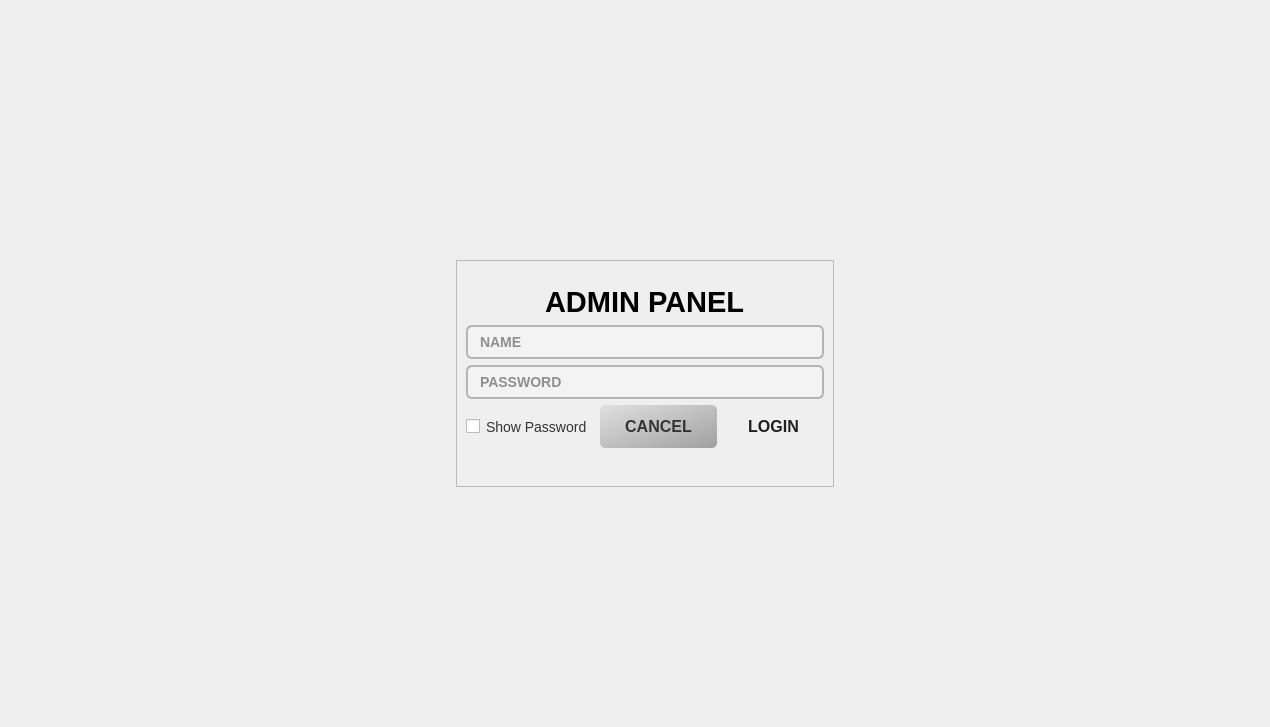
Qt form admin.ui (MegaMineDSS/LuxeMine) before a commit.
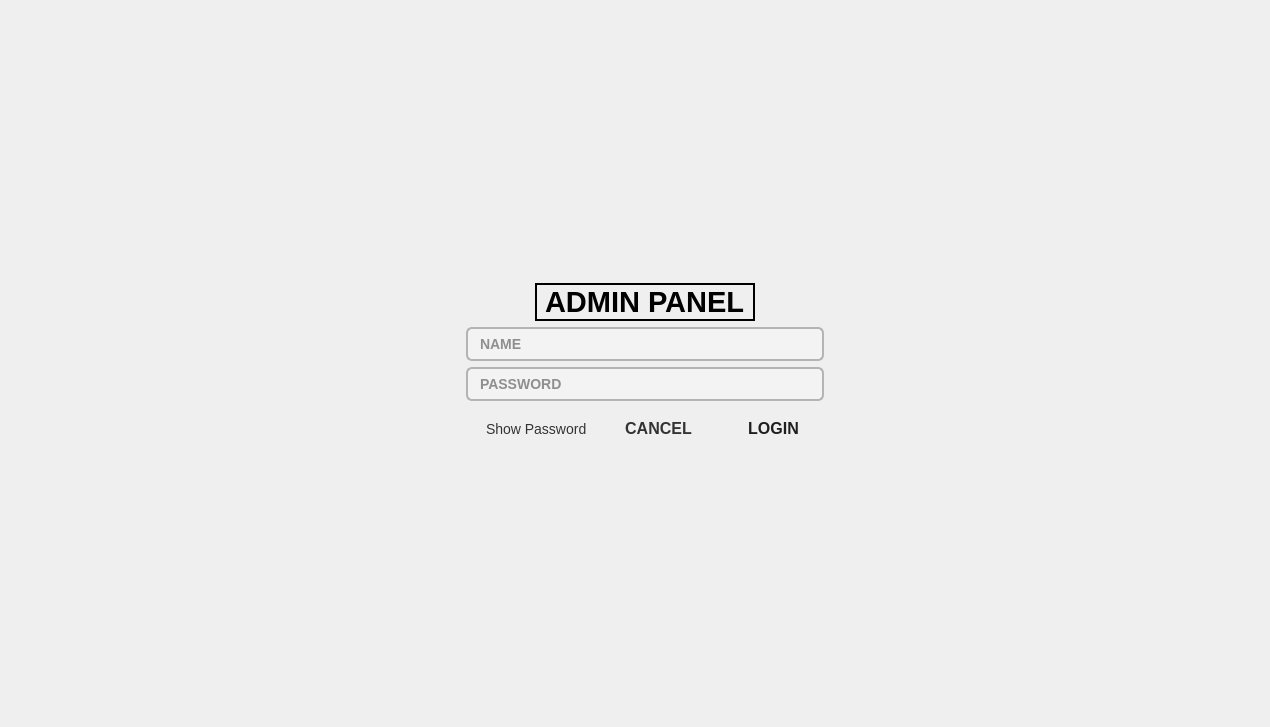
The same form after that commit. The open tabs and pages were chosen to show the change.

Diff of the .ui file:
```diff
--- a/admin.ui
+++ b/admin.ui
@@ -82,14 +82,15 @@
           <widget class="QFrame" name="frame">
            <property name="styleSheet">
             <string notr="true">QFrame {
-    border: 2px solid white;  /* White border for the frame */
-    background: transparent;  /* No background for the frame */
+    border: 2px solid white;       /* White border for the frame */
+    background-color: transparent; /* No background for the frame */
 }
 
-QFrame &gt; * {
-    background: none;  /* Make sure inner components are transparent */
-    border: none;  /* Remove borders from inner components */
+QFrame * {
+    background-color: transparent; /* Ensure all inner components are transparent */
+    border: none;                   /* Remove borders from inner components */
 }
+
 </string>
            </property>
            <property name="frameShape">
@@ -112,7 +113,11 @@
 QCheckBox {
     font-size: 14px;
     color: #333;
-    spacing: 6px; /* spacing between checkbox and label text */
+}
+
+/* Adjust space between checkbox indicator and text */
+QCheckBox::indicator {
+    margin-right: 6px; /* spacing between checkbox and label text */
 }
 
 /* Optional: subtle hover effect */
@@ -126,7 +131,8 @@
     border-radius: 4px;
     padding: 4px 6px;
     font-size: 13px;
-}</string>
+}
+</string>
               </property>
               <property name="text">
                <string>Show Password</string>
@@ -176,13 +182,19 @@
     color: #2C2C2C;
     font-size: 14px;
 }
-QLineEdit:focus {
-    border: 2px solid #305C91;
-    background-color: #FFFFFF;
-}
+
 QLineEdit:hover {
     border: 1.5px solid #888;
 }
+
+QLineEdit:focus {
+    border: 2px solid #305C91; /* Keep this as the strongest style */
+    background-color: #FFFFFF;
+}
+
+QLineEdit:focus:hover {
+    border: 2px solid #305C91; /* Ensure hover doesn’t override focus */
+}
 </string>
               </property>
               <property name="echoMode">
@@ -255,15 +267,19 @@
               </property>
               <property name="styleSheet">
                <string notr="true">QPushButton {
-    background: qlineargradient(spread:pad, x1:0, y1:0, x2:1, y2:1, stop:0 #e0e0e0, stop:0.5 #c0c0c0, stop:1 #a0a0a0); /* Subtle silver gradient */
-    color: #333333; /* Dark gray text for contrast */
+    background-color: qlineargradient(
+        spread:pad,
+        x1:0, y1:0, x2:1, y2:1,
+        stop:0 #e0e0e0,
+        stop:0.5 #c0c0c0,
+        stop:1 #a0a0a0
+    ); /* Subtle silver gradient */
+    color: #333333; /* Dark gray text */
     font-size: 16px;
     font-weight: bold;
     border: none;
     border-radius: 5px;
-    padding: 12px 25px; /* Slightly larger padding for elegance */
-    box-shadow: 0px 4px 10px rgba(0, 0, 0, 0.3), inset 0px 1px 2px rgba(255, 255, 255, 0.6); /* Soft shadow with inner glow */
-    text-shadow: 0px 1px 2px rgba(255, 255, 255, 0.3); /* Subtle white text glow */
+    padding: 12px 25px; /* Elegant padding */
 }
 
 QPushButton:hover {
@@ -273,9 +289,15 @@
 }
 
 QPushButton:pressed {
-    background: qlineargradient(spread:pad, x1:0, y1:0, x2:1, y2:1, stop:0 #b0b0b0, stop:0.5 #a0a0a0, stop:1 #808080); /* Pressed state */
-    box-shadow: inset 0px 3px 6px rgba(0, 0, 0, 0.5), 0px 2px 4px rgba(0, 0, 0, 0.2); /* Inner shadow on press */
-}</string>
+    background-color: qlineargradient(
+        spread:pad,
+        x1:0, y1:0, x2:1, y2:1,
+        stop:0 #b0b0b0,
+        stop:0.5 #a0a0a0,
+        stop:1 #808080
+    ); /* Pressed state */
+}
+</string>
               </property>
               <property name="text">
                <string>CANCEL</string>
@@ -354,13 +376,19 @@
     color: #2C2C2C;
     font-size: 14px;
 }
-QLineEdit:focus {
-    border: 2px solid #305C91;
-    background-color: #FFFFFF;
-}
+
 QLineEdit:hover {
     border: 1.5px solid #888;
 }
+
+QLineEdit:focus {
+    border: 2px solid #305C91; /* Keep this as the strongest style */
+    background-color: #FFFFFF;
+}
+
+QLineEdit:focus:hover {
+    border: 2px solid #305C91; /* Ensure hover doesn’t override focus */
+}
 </string>
               </property>
               <property name="placeholderText">
@@ -457,7 +485,16 @@
               </property>
               <property name="styleSheet">
                <string notr="true">/* General QLabel Styling */
-border-color: qradialgradient(spread:reflect, cx:0.5, cy:0.5, radius:0.5, fx:0.5, fy:0.5, stop:0 rgba(0, 0, 0, 255), stop:1 rgba(255, 255, 255, 255));
+QLabel {
+    border: 2px solid; /* You must define a border width &amp; style for border-color to show */
+    border-color: qradialgradient(
+        spread:reflect,
+        cx:0.5, cy:0.5, radius:0.5,
+        fx:0.5, fy:0.5,
+        stop 0 rgba(0, 0, 0, 255),
+        stop 1 rgba(255, 255, 255, 255)
+    );
+}
 </string>
               </property>
               <property name="text">
```
Left out of the diff: 46 changed lines with no effect on the pictures.
